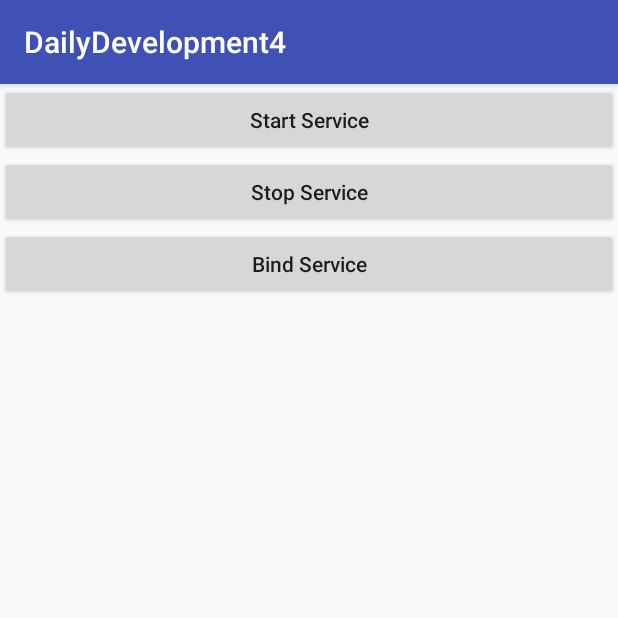
After one commit to caofengbin/DailyDevelopment4, an Android app: the ServiceActivity screen opened directly, with no data from a screen before it, on a phone screen of 412 x 824 dp, the top half of it. The commit adds this screen. Run offline under Robolectric (Android 15) with nearby library versions, the phone set to English and light mode, and no system bars.

Commit message:
add code

```diff
--- a/app/build.gradle
+++ b/app/build.gradle
@@ -26,4 +26,6 @@ dependencies {
     })
     compile 'com.android.support:appcompat-v7:25.2.0'
     testCompile 'junit:junit:4.12'
+    compile 'com.jakewharton:butterknife:8.0.1'
+    annotationProcessor 'com.jakewharton:butterknife-compiler:8.0.1'
 }
--- a/app/src/main/java/cfb/com/dailydevelopment4/MainActivity.java
+++ b/app/src/main/java/cfb/com/dailydevelopment4/MainActivity.java
@@ -7,6 +7,9 @@ import android.view.View;
 import android.widget.AdapterView;
 import android.widget.ArrayAdapter;
 import android.widget.ListView;
+
+import cfb.com.dailydevelopment4.example1.multiplethread.MultipleThreadActivity;
+import cfb.com.dailydevelopment4.example2.service.ServiceActivity;
 
 public class MainActivity extends AppCompatActivity implements AdapterView.OnItemClickListener {
 
@@ -32,9 +35,10 @@ public class MainActivity extends AppCompatActivity implements AdapterView.OnIte
 	public void onItemClick(AdapterView<?> adapterView, View view, int position, long l) {
 		switch (position) {
 			case 0:
-
+				startIntent(MultipleThreadActivity.class);
 				break;
 			case 1:
+				startIntent(ServiceActivity.class);
 				break;
 			case 2:
 
--- /dev/null
+++ b/app/src/main/java/cfb/com/dailydevelopment4/example2/service/ServiceActivity.java
@@ -0,0 +1,41 @@
+package cfb.com.dailydevelopment4.example2.service;
+
+import android.content.Intent;
+import android.os.Bundle;
+import android.support.v7.app.AppCompatActivity;
+import android.view.View;
+import android.widget.Button;
+
+import cfb.com.dailydevelopment4.R;
+
+public class ServiceActivity extends AppCompatActivity implements View.OnClickListener {
+
+	@Override
+	protected void onCreate(Bundle savedInstanceState) {
+		super.onCreate(savedInstanceState);
+		setContentView(R.layout.activity_service);
+
+		Button startService = (Button) findViewById(R.id.start_service);
+		Button stopService = (Button) findViewById(R.id.stop_service);
+
+		startService.setOnClickListener(this);
+		stopService.setOnClickListener(this);
+	}
+
+	@Override
+	public void onClick(View v) {
+		switch (v.getId()) {
+			case R.id.start_service:
+				// 启动服务
+				Intent startIntent = new Intent(this, MyService.class);
+				startService(startIntent);
+				break;
+			case R.id.stop_service:
+				// 停止服务
+				Intent stopIntent = new Intent(this, MyService.class);
+				stopService(stopIntent);
+				break;
+		}
+	}
+
+}
--- /dev/null
+++ b/app/src/main/res/layout/activity_service.xml
@@ -0,0 +1,31 @@
+<?xml version="1.0" encoding="utf-8"?>
+<LinearLayout xmlns:android="http://schemas.android.com/apk/res/android"
+    xmlns:tools="http://schemas.android.com/tools"
+    android:id="@+id/activity_service"
+    android:layout_width="match_parent"
+    android:layout_height="match_parent"
+    android:orientation="vertical"
+    tools:context="cfb.com.dailydevelopment4.example2.service.ServiceActivity">
+
+    <Button
+        android:id="@+id/start_service"
+        android:layout_width="match_parent"
+        android:layout_height="wrap_content"
+        android:text="Start Service"
+        android:textAllCaps="false"/>
+
+    <Button
+        android:id="@+id/stop_service"
+        android:layout_width="match_parent"
+        android:layout_height="wrap_content"
+        android:text="Stop Service"
+        android:textAllCaps="false"/>
+
+    <Button
+        android:id="@+id/bind_service"
+        android:layout_width="match_parent"
+        android:layout_height="wrap_content"
+        android:text="Bind Service"
+        android:textAllCaps="false"/>
+
+</LinearLayout>
--- a/app/src/main/res/values/strings.xml
+++ b/app/src/main/res/values/strings.xml
@@ -1,8 +1,8 @@
 <resources>
     <string name="app_name">DailyDevelopment4</string>
     <string-array name="main_view_string_array">
-        <item>(1)</item>
-        <item>(2)</item>
+        <item>(1)Android中的多线程使用</item>
+        <item>(2)Service的基本使用</item>
         <item>(3)</item>
         <item>(4)</item>
         <item>(5)</item>
```
Also changed, not shown: app/src/main/AndroidManifest.xml (+19 -1 lines), app/src/main/java/cfb/com/dailydevelopment4/example1/multiplethread/MultipleThreadActivity.java (added, +75 -0 lines), app/src/main/java/cfb/com/dailydevelopment4/example2/service/MyService.java (added, +56 -0 lines), app/src/main/res/layout/activity_multiple_thread.xml (added, +24 -0 lines).
